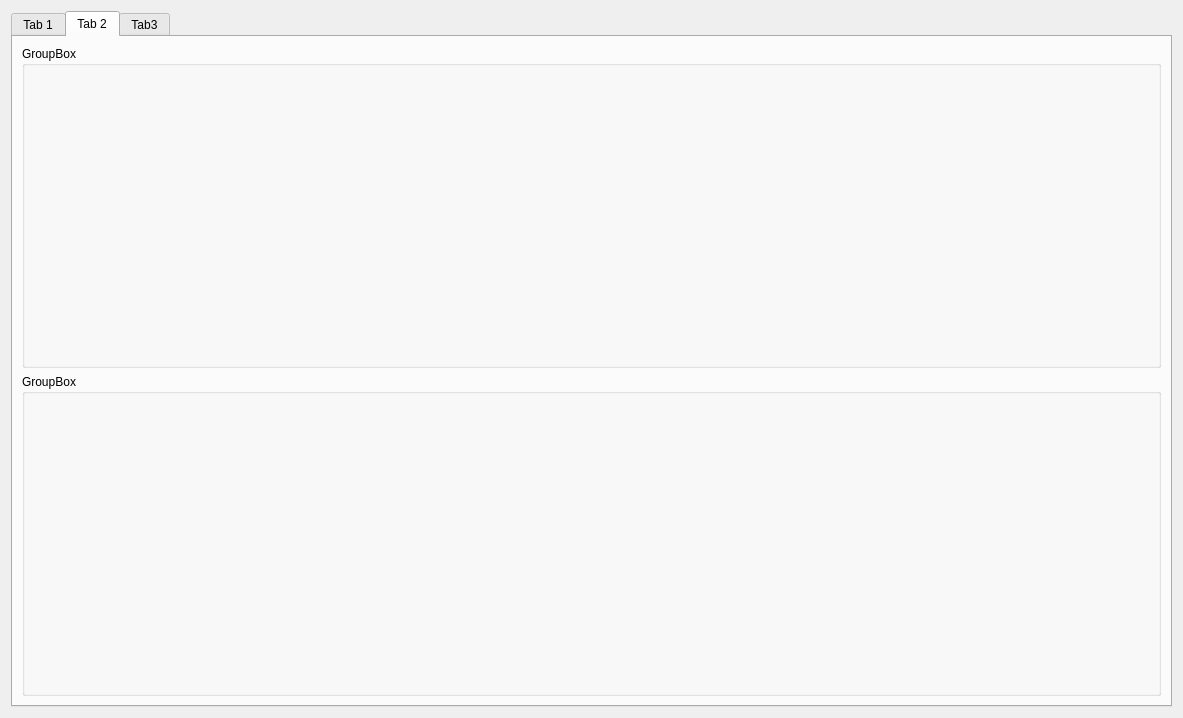
Old version of the form main_form.ui in the repository JIYIC-P/Smart-Clothing-Sorting-System.
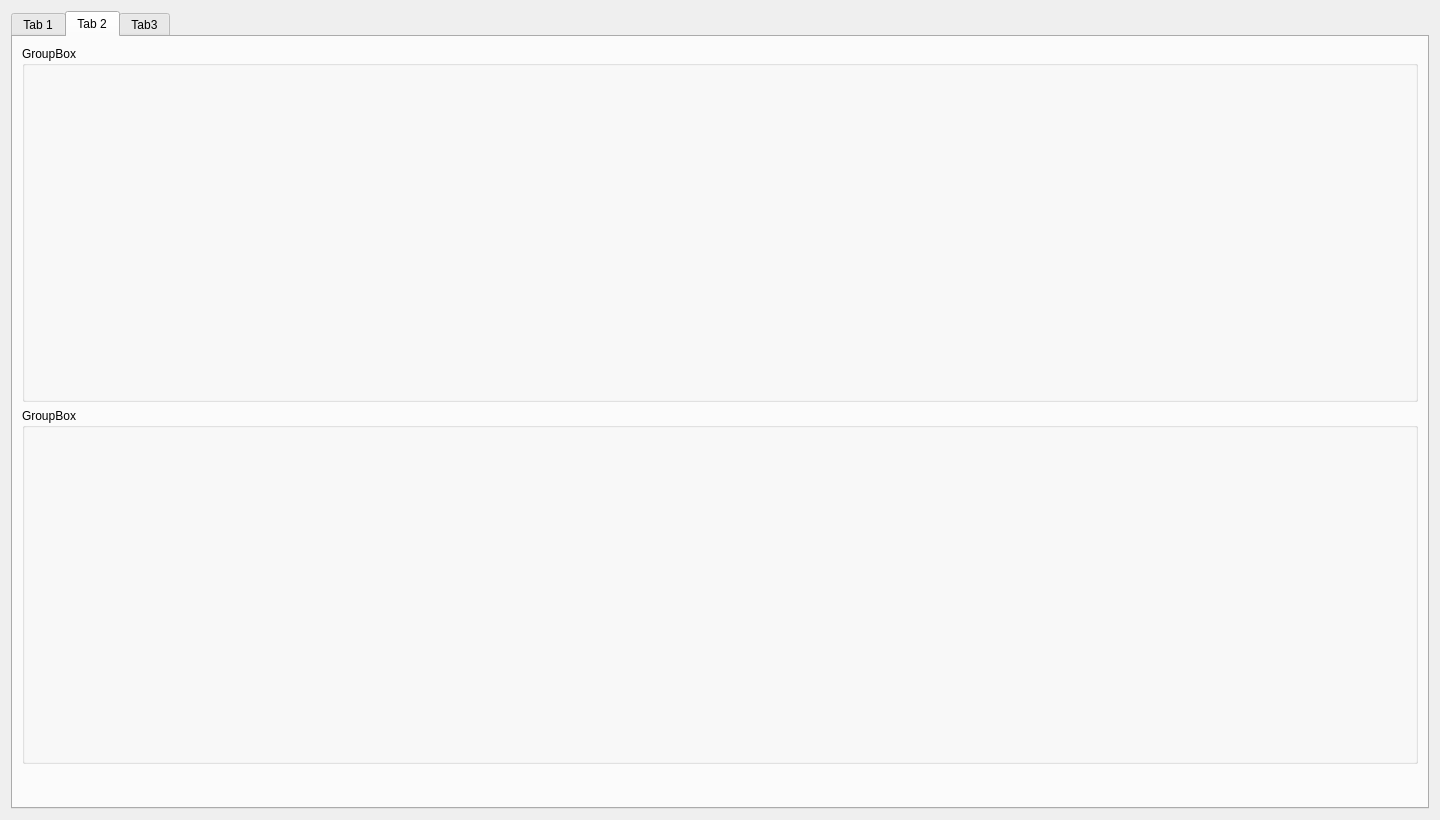
New version of the form. The open tabs and pages were chosen to show the change.

Diff of the .ui file:
```diff
--- a/main_form.ui
+++ b/main_form.ui
@@ -6,15 +6,15 @@
    <rect>
     <x>0</x>
     <y>0</y>
-    <width>1183</width>
-    <height>718</height>
+    <width>1440</width>
+    <height>820</height>
    </rect>
   </property>
   <property name="windowTitle">
    <string>Dialog</string>
   </property>
   <layout class="QGridLayout" name="gridLayout">
-   <item row="0" column="0">
+   <item row="0" column="1">
     <widget class="QTabWidget" name="tabWidget">
      <property name="sizePolicy">
       <sizepolicy hsizetype="Minimum" vsizetype="Expanding">
@@ -137,8 +137,8 @@
       <attribute name="title">
        <string>Tab 2</string>
       </attribute>
-      <layout class="QGridLayout" name="gridLayout_4">
-       <item row="0" column="0">
+      <layout class="QVBoxLayout" name="verticalLayout_11">
+       <item>
         <layout class="QVBoxLayout" name="verticalLayout">
          <item>
           <widget class="QGroupBox" name="groupBox_output">
@@ -156,6 +156,25 @@
          </item>
         </layout>
        </item>
+       <item>
+        <widget class="QLabel" name="label_20">
+         <property name="sizePolicy">
+          <sizepolicy hsizetype="Preferred" vsizetype="Maximum">
+           <horstretch>0</horstretch>
+           <verstretch>0</verstretch>
+          </sizepolicy>
+         </property>
+         <property name="maximumSize">
+          <size>
+           <width>16777215</width>
+           <height>28</height>
+          </size>
+         </property>
+         <property name="text">
+          <string/>
+         </property>
+        </widget>
+       </item>
       </layout>
      </widget>
      <widget class="QWidget" name="tab_3">
```
Left out of the diff: 25 changed lines with no effect on the pictures.
